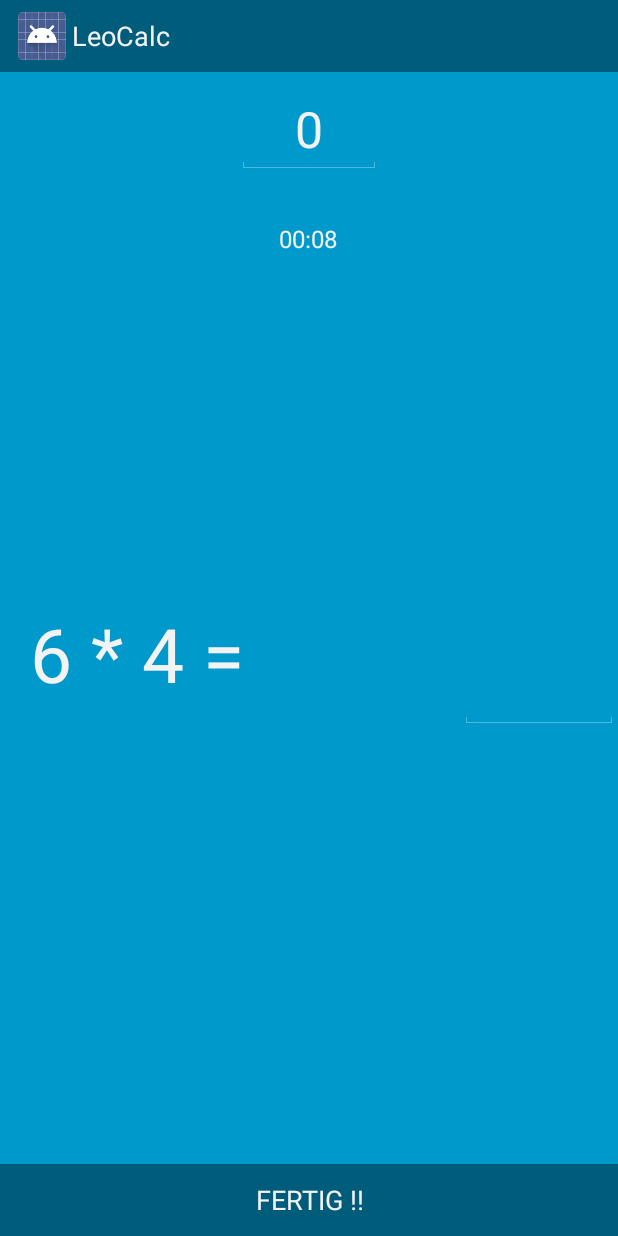
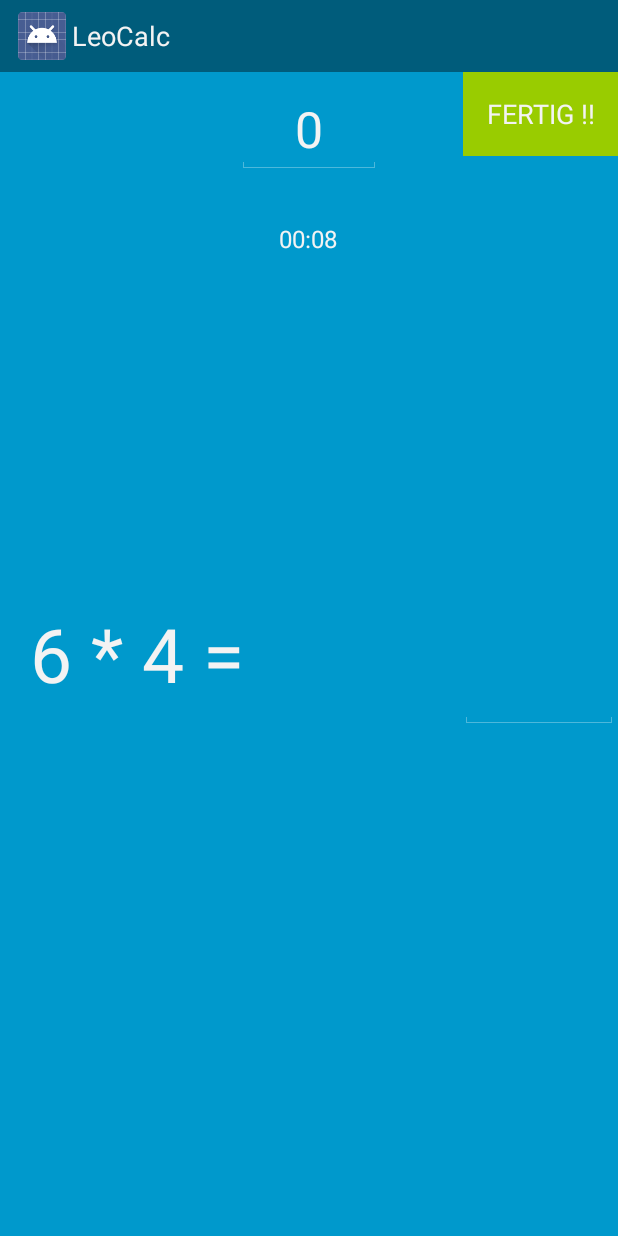
Before and after one commit to eiselejosef/leocalc, an Android app: the screen it shows after launch (EinmalEinsActivity), on a phone screen of 412 x 824 dp. Run offline under Robolectric (Android 15) with nearby library versions, the phone set to English and light mode, and no system bars.

Commit message:
force soft keyboard to show

```diff
--- a/app/src/main/java/de/sepp/mobile/leocalc/app/EinmalEinsActivity.java
+++ b/app/src/main/java/de/sepp/mobile/leocalc/app/EinmalEinsActivity.java
@@ -1,12 +1,18 @@
 package de.sepp.mobile.leocalc.app;
 
 import android.app.Activity;
+import android.content.Context;
 import android.graphics.Color;
 import android.os.Bundle;
+import android.os.Handler;
 import android.os.SystemClock;
+import android.view.MotionEvent;
 import android.view.View;
+import android.view.WindowManager;
+import android.view.inputmethod.InputMethodManager;
 import android.widget.Button;
 import android.widget.Chronometer;
+import android.widget.EditText;
 import android.widget.TextView;
 
 import java.util.Random;
@@ -29,9 +35,17 @@ public class EinmalEinsActivity extends Activity {
         final TextView tvFormel = (TextView) findViewById(R.id.textViewFormular);
         tvFormel.setText(generateFormularMulti());
 
-        final TextView tvResult = (TextView) findViewById(R.id.editViewResult);
+        final EditText tvResult = (EditText) findViewById(R.id.editViewResult);
         final TextView tvCount = (TextView) findViewById(R.id.countSuccess);
         tvResult.setText("");
+        // to always show soft keyboard
+        (new Handler()).postDelayed(new Runnable() {
+            public void run() {
+                tvResult.dispatchTouchEvent(MotionEvent.obtain(SystemClock.uptimeMillis(), SystemClock.uptimeMillis(), MotionEvent.ACTION_DOWN , 0, 0, 0));
+                tvResult.dispatchTouchEvent(MotionEvent.obtain(SystemClock.uptimeMillis(), SystemClock.uptimeMillis(), MotionEvent.ACTION_UP , 0, 0, 0));
+            }
+        }, 200);
+
 
         final Chronometer timer = (Chronometer) findViewById(R.id.chronometer);
         timer.stop();
@@ -80,6 +94,7 @@ public class EinmalEinsActivity extends Activity {
 
     }
 
+
     private boolean doCalc(String formel, long result) {
 
         long multi1 = Long.parseLong(formel.substring(0, formel.indexOf("*")).trim());
--- a/app/src/main/res/layout/activity_einmaleins.xml
+++ b/app/src/main/res/layout/activity_einmaleins.xml
@@ -23,7 +23,7 @@
     <FrameLayout android:layout_width="match_parent"
         android:layout_height="match_parent"
         android:fitsSystemWindows="true"
-        android:layout_gravity="right|center_vertical">
+        android:layout_gravity="right|top">
 
         <LinearLayout android:id="@+id/fullscreen_content_controls"
             style="?metaButtonBarStyle"
@@ -34,17 +34,10 @@
             android:orientation="horizontal"
             tools:ignore="UselessParent">
 
-            <Button android:id="@+id/button_enter"
-                style="?metaButtonBarButtonStyle"
-                android:layout_width="0dp"
-                android:layout_height="wrap_content"
-                android:layout_weight="1"
-                android:text="@string/button_enter" />
-
         </LinearLayout>
 
        <TextView
-            android:layout_width="176dp"
+            android:layout_width="257dp"
             android:layout_height="100dp"
             android:textAppearance="?android:attr/textAppearanceLarge"
             android:text="Formel"
@@ -86,6 +79,17 @@
             android:layout_gravity="center_horizontal|top"
             android:paddingTop="100dp" />
 
+        <Button android:id="@+id/button_enter"
+            style="?metaButtonBarButtonStyle"
+            android:layout_width="103dp"
+            android:layout_height="56dp"
+            android:layout_weight="1"
+            android:text="@string/button_enter"
+            android:layout_gravity="right|top"
+            android:background="@android:color/holo_green_light"
+            android:singleLine="true"
+            android:textAlignment="viewEnd" />
+
     </FrameLayout>
 
 </FrameLayout>
```
